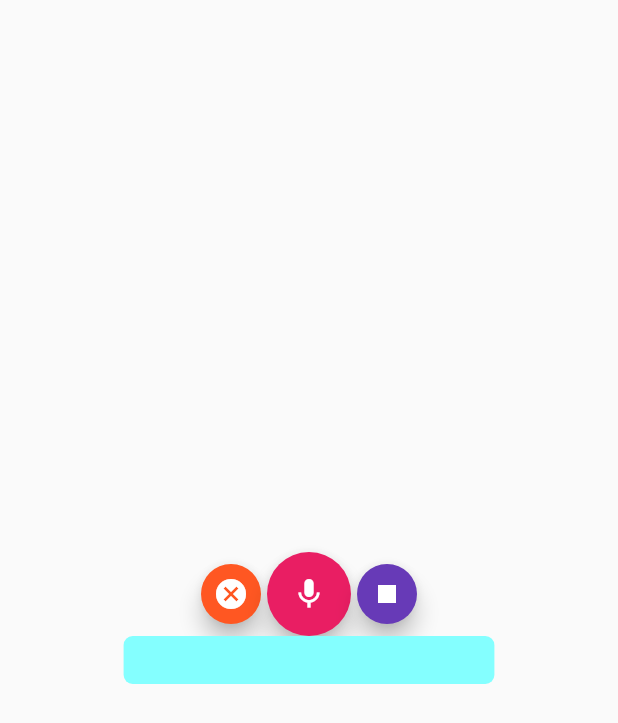
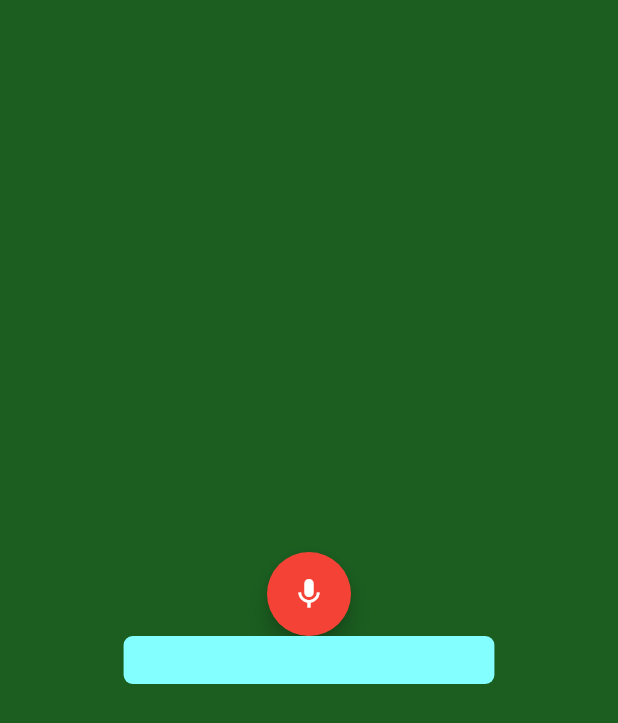
Before and after one commit to numerative/flutter-speech-test, a Flutter app: the screen it shows after launch, on a phone screen of 412 x 824 dp. Shown: the top 723 px of the screen. Run offline on Flutter 3.47's test engine with Material 2 defaults, Android fonts, the phone set to English and light mode, and no system bars; missing offline and left inert: speech_recognition.

Commit message:
Change appearance to meet the screenshot requirements.

```diff
--- a/lib/main.dart
+++ b/lib/main.dart
@@ -51,6 +51,7 @@ class _VoiceHomeState extends State<VoiceHome> {
   @override
   Widget build(BuildContext context) {
     return Scaffold(
+      backgroundColor: Colors.green[900],
       body: Container(
         child: Container(
             child: Column(
@@ -61,35 +62,13 @@ class _VoiceHomeState extends State<VoiceHome> {
                   mainAxisAlignment: MainAxisAlignment.center,
                   children: <Widget>[
                     FloatingActionButton(
-                  child: Icon(Icons.cancel),
-                  mini: true,
-                  backgroundColor: Colors.deepOrange,
-                  onPressed: () {
-                    _speechRecognition.cancel().then((result) => setState(() {
-                          _isListening = result;
-                          _isAvailable = true;
-                          resultText = "";
-                        }));
-                  },
-                ),
-                FloatingActionButton(
                       child: Icon(Icons.mic),
-                  backgroundColor: Colors.pink,
+                      backgroundColor: Colors.red,
                       onPressed: () {
                         if (_isAvailable && !_isListening)
                           _speechRecognition
                               .listen(locale: "hu_HU")
                               .then((result) => print('$result'));
-                  },
-                ),
-                FloatingActionButton(
-                  child: Icon(Icons.stop),
-                  mini: true,
-                  backgroundColor: Colors.deepPurple,
-                  onPressed: () {
-                    _speechRecognition.stop().then(
-                          (result) => setState(() => _isListening = result),
-                        );
                       },
                     ),
                   ],
```
Lines whose indentation alone changed are shown as unchanged.
